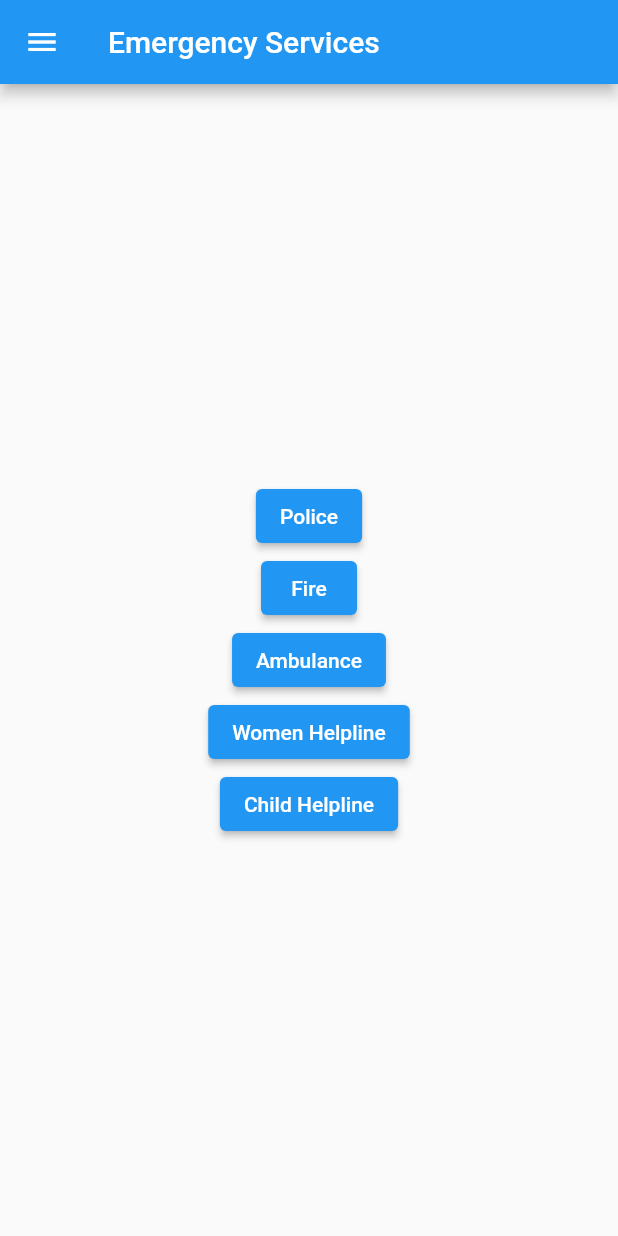
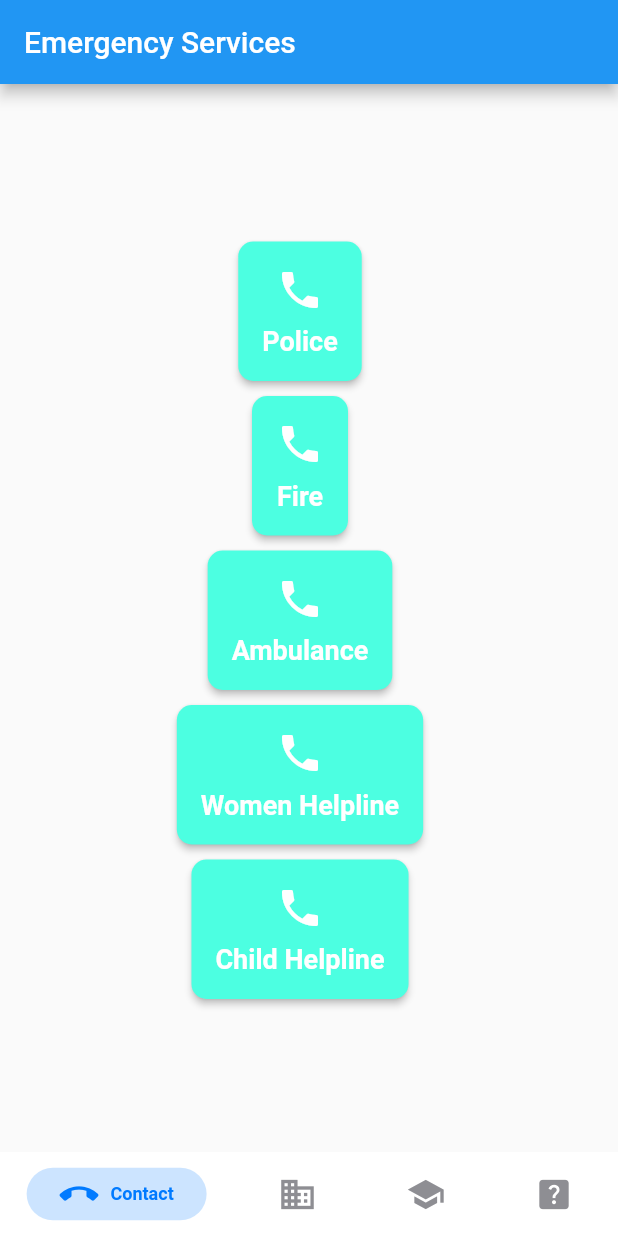
Before and after one commit to Kaiftech/emergency_response_app, a Flutter app: the screen it shows after launch, on a phone screen of 412 x 824 dp. Run offline on Flutter 3.47's test engine with Material 2 defaults, Android fonts, the phone set to English and light mode, and no system bars; drawn by our look-alikes of persistent_bottom_nav_bar; our stand-ins replace webview_flutter; missing offline and left inert: android_intent, flutter_phone_direct_caller.

Commit message:
Update home_page.dart

```diff
--- a/lib/home_page.dart
+++ b/lib/home_page.dart
@@ -1,26 +1,29 @@
 import 'package:flutter/material.dart';
 import 'package:flutter_phone_direct_caller/flutter_phone_direct_caller.dart';
+import 'package:persistent_bottom_nav_bar/persistent_tab_view.dart';
 import 'emergency_services.dart';
 
 class EmergencyService {
+  const EmergencyService({required this.name, required this.phoneNumber});
+
   final String name;
   final String phoneNumber;
-
-  const EmergencyService({required this.name, required this.phoneNumber});
 }
 
-class HomePage extends StatelessWidget {
-  static const emergencyServices = [
-    EmergencyService(name: 'Police', phoneNumber: '100'),
-    EmergencyService(name: 'Fire', phoneNumber: '101'),
-    EmergencyService(name: 'Ambulance', phoneNumber: '108'),
-    EmergencyService(name: 'Women Helpline', phoneNumber: '1091'),
-    EmergencyService(name: 'Child Helpline', phoneNumber: '1098'),
-  ];
+class EmergencyServiceButton extends StatelessWidget {
+  final String text;
+  final String number;
 
-  const HomePage({super.key});
+  const EmergencyServiceButton({
+    Key? key,
+    required this.text,
+    required this.number,
+  }) : super(key: key);
 
-  Future<void> _callEmergencyService(BuildContext context, String phoneNumber) async {
+  Future<void> _callEmergencyService(
+    BuildContext context,
+    String phoneNumber,
+  ) async {
     try {
       await FlutterPhoneDirectCaller.callNumber(phoneNumber);
     } catch (e) {
@@ -32,64 +35,141 @@ class HomePage extends StatelessWidget {
     }
   }
 
-  Widget _buildEmergencyButton(BuildContext context, String text, String number) {
+  @override
+  Widget build(BuildContext context) {
     return ElevatedButton(
       onPressed: () async {
         await _callEmergencyService(context, number);
       },
-      child: Text(text),
+      style: ElevatedButton.styleFrom(
+        foregroundColor: Colors.white,
+        backgroundColor:
+            const Color.fromARGB(255, 76, 255, 225), // Change text color
+        padding: const EdgeInsets.all(16),
+        shape: RoundedRectangleBorder(
+          borderRadius: BorderRadius.circular(10), // Add border radius
+        ),
+      ),
+      child: Column(
+        children: [
+          const Icon(Icons.phone, size: 32), // Add a phone icon
+          const SizedBox(height: 8),
+          Text(
+            text,
+            style: const TextStyle(
+              fontSize: 18,
+              fontWeight: FontWeight.bold,
+            ),
+          ),
+        ],
+      ),
     );
   }
+}
+
+class HomePage extends StatelessWidget {
+  const HomePage({Key? key}) : super(key: key);
+
+  static const emergencyServices = [
+    EmergencyService(name: 'Police', phoneNumber: '100'),
+    EmergencyService(name: 'Fire', phoneNumber: '101'),
+    EmergencyService(name: 'Ambulance', phoneNumber: '108'),
+    EmergencyService(name: 'Women Helpline', phoneNumber: '1091'),
+    EmergencyService(name: 'Child Helpline', phoneNumber: '1098'),
+  ];
 
   @override
   Widget build(BuildContext context) {
     return Scaffold(
       appBar: AppBar(title: const Text('Emergency Services')),
-      drawer: Drawer(
-        child: ListView(
-          padding: EdgeInsets.zero,
-          children: <Widget>[
-            const DrawerHeader(
-              decoration: BoxDecoration(
-                color: Colors.blue,
+      body: Center(
+        child: Align(
+          alignment: Alignment.center,
+          child: SingleChildScrollView(
+            child: Container(
+              width: 300,
+              padding: const EdgeInsets.only(
+                  top: 50), // Add padding to the top of the container
+              child: Column(
+                crossAxisAlignment: CrossAxisAlignment.end,
+                children: [
+                  for (final service in emergencyServices)
+                    Padding(
+                      padding: const EdgeInsets.symmetric(
+                        vertical: 5,
+                        horizontal: 20,
                       ),
-              child: Text('Menu'),
+                      child: EmergencyServiceButton(
+                        text: service.name,
+                        number: service.phoneNumber,
                       ),
-            ListTile(
-              title: const Text('Emergency Response'),
-              onTap: () {
-                Navigator.pop(context);
-                Navigator.push(
-                  context,
-                  MaterialPageRoute(builder: (context) => const EmergencyServicesPage()),
-                );
-              },
                     ),
                 ],
               ),
             ),
-      body: Center(
+          ),
+        ),
+      ),
+      bottomNavigationBar: PersistentTabView(
+        context,
+        controller: PersistentTabController(),
+        screens: [
+          Scaffold(
+            // Wrap the content of the first tab in a Scaffold
+            appBar: AppBar(
+                title: const Text('Emergency Services')), // Add AppBar here
+            body: SingleChildScrollView(
+              child: Container(
+                width: 400,
+                padding: const EdgeInsets.only(
+                    top: 100), // Add padding to the top of the container
                 child: Column(
-          mainAxisAlignment: MainAxisAlignment.center,
                   children: [
                     for (final service in emergencyServices)
-              _buildEmergencyButton(context, service.name, service.phoneNumber),
+                      Padding(
+                        padding: const EdgeInsets.symmetric(
+                          vertical: 5,
+                          horizontal: 20,
+                        ),
+                        child: EmergencyServiceButton(
+                          text: service.name,
+                          number: service.phoneNumber,
+                        ),
+                      ),
                   ],
                 ),
+              ),
+            ),
+          ),
+          const Center(
+            child: Text('Tab 2 Content'),
+          ),
+          const Center(
+            child: Text('Tab 3 Content'),
+          ),
+          Center(
+            child: EmergencyServicesPage(),
+          ),
+        ],
+        items: [
+          PersistentBottomNavBarItem(
+            title: 'Contact',
+            icon: const Icon(Icons.call_end),
+          ),
+          PersistentBottomNavBarItem(
+            title: 'Tab 2',
+            icon: const Icon(Icons.business),
+          ),
+          PersistentBottomNavBarItem(
+            title: 'Tab 3',
+            icon: const Icon(Icons.school),
+          ),
+          PersistentBottomNavBarItem(
+            title: 'Emergency Response Guideliness',
+            icon: const Icon(Icons.help_center),
+          ),
+        ],
       ),
     );
   }
 }
-
-class SplashScreen extends StatelessWidget {
-  const SplashScreen({Key? key}) : super(key: key);
-
-  @override
-  Widget build(BuildContext context) {
-    return const Scaffold(
-      body: Center(
-        child: CircularProgressIndicator(),
-      ),
-    );
-  }
-}
```
Lines whose indentation alone changed are shown as unchanged.
